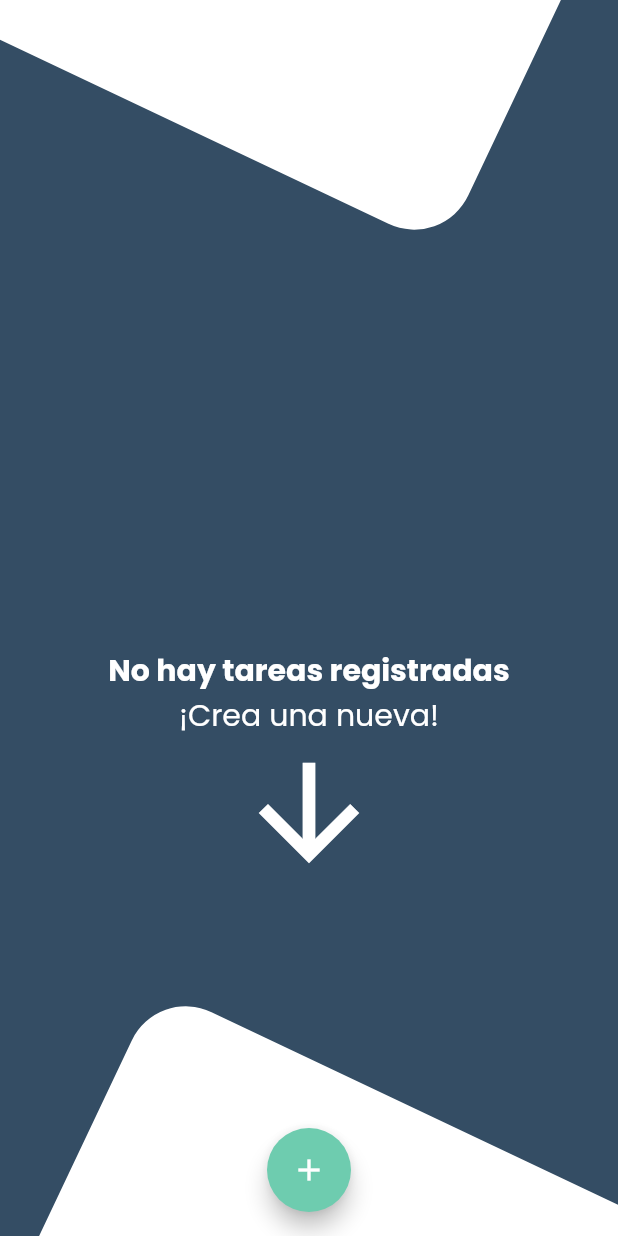
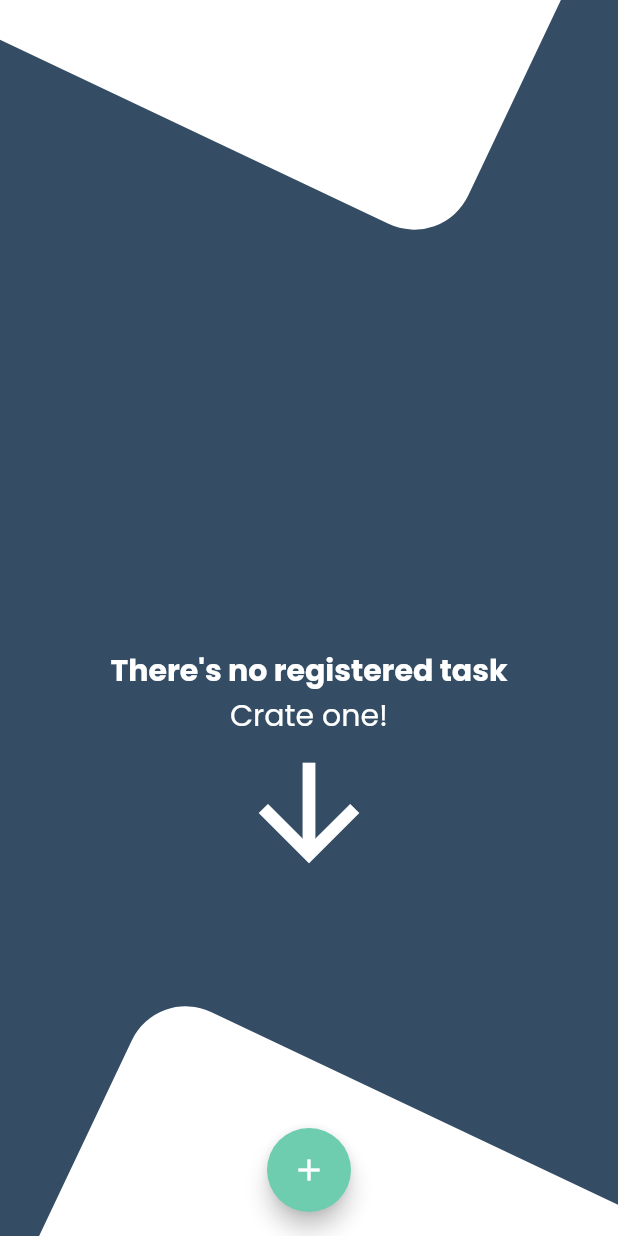
Before and after one commit to jhon2520/app_tareas, a Flutter app: the screen it shows after launch, on a phone screen of 412 x 824 dp. Run offline on Flutter 3.47's test engine with Material 2 defaults, Android fonts, the phone set to English and light mode, and no system bars; our stand-ins replace bloc, flutter_bloc, flutter_colorpicker, google_fonts.

```diff
--- a/lib/consts/app_const.dart
+++ b/lib/consts/app_const.dart
@@ -1,6 +1,7 @@
 
 import 'package:flutter/material.dart';
 import 'package:google_fonts/google_fonts.dart';
+import 'package:tareitas/utils/enums/enum.dart';
 
 class AppConst{
   static const Color backgrounColor = Color.fromRGBO(52, 77, 100, 1);
@@ -12,6 +13,11 @@ class AppConst{
   static const Color editColor = Color(0xff59C1BD);
   static const double primaryButtonWith = 100;
   static const double secondaryButtonWith = 100;
+  static const double appRadius = 20.0;
+  static  double fontSizeH1 = FontSizeEnum.h1.size;
+  static  double fontSizeH2 = FontSizeEnum.h2.size;
+  static  double fontSizeH3 = FontSizeEnum.h3.size;
+  static  double fontSizeH4 = FontSizeEnum.h4.size;
   static  TextStyle fontStyleBold = GoogleFonts.poppins(fontSize: 12, fontWeight: FontWeight.w500);
   static  TextStyle fontStyle = GoogleFonts.poppins(fontSize: 10);
   static const String labelTitle = "T i t l e";
@@ -22,8 +28,9 @@ class AppConst{
   static const String labelAdd = "A d d";
   static const String labelCancel = "C a n c e l";
   static const String labelCreateTaks = "C r e a t e  T a s k";
-  static const String labelNoTasks = "No hay tareas registradas";
-  static const String labelCreateTasks = "¡Crea una nueva!";
+  static const String labelNoTasks = "There's no registered task";
+  static const String labelCreateTasks = "Crate one!";
+  static const String labelSelectAColor = "Select a color";
   static  InputBorder formFieldBorder = OutlineInputBorder(
                         borderRadius: BorderRadius.circular(30),
                         borderSide: const BorderSide(color: AppConst.backgrounColor));
--- a/lib/main.dart
+++ b/lib/main.dart
@@ -2,6 +2,8 @@ import 'package:flutter/material.dart';
 import 'package:flutter_bloc/flutter_bloc.dart';
 import 'package:tareitas/screens/taks_screen.dart';
 import 'package:tareitas/state/task_bloc/task_bloc.dart';
+
+import 'models/task_model.dart';
 
 void main() => runApp(const MyApp());
 
@@ -12,7 +14,7 @@ class MyApp extends StatelessWidget {
   Widget build(BuildContext context) {
     return  MultiBlocProvider(
       providers: [
-        BlocProvider(create: (context)=> TaskBloc())
+        BlocProvider(create: (context)=> TaskBloc()..add(SetCurrentTaskEvent(TaskModel())))
       ],
       child: const MaterialApp(
         debugShowCheckedModeBanner: false ,
--- a/lib/state/task_bloc/task_bloc.dart
+++ b/lib/state/task_bloc/task_bloc.dart
@@ -15,7 +15,7 @@ class TaskBloc extends Bloc<TaskEvents,TasksState>{
 
       log("Se activó usuario");
       List<TaskModel> listAux = [...[event.newTaks], ...state.taks ?? []];
-      emit(TaskSetState( newTaksList: listAux));
+      emit(TaskSetState( newTaksList: listAux,newCurrentTaks: state.currentTaks));
 
     },);
 
@@ -23,8 +23,7 @@ class TaskBloc extends Bloc<TaskEvents,TasksState>{
     on<SetCurrentTaskEvent>((event, emit) {
 
 
-      emit(TaskSetProgressState(newCurrentTask: event.currentTask));
-      //log("titulo: ${event.currentTask.titulo} Description ${event.currentTask.descripcion} id ${event.currentTask.taskId} state: ${event.currentTask.state} date: ${event.currentTask.date} color: ${event.currentTask.taskColor} ");
+      emit(TaskSetState(newCurrentTaks: event.currentTask,newTaksList: state.taks));
     },);
 
     on<DeleteTaskEvent>((event, emit) {
--- a/lib/state/task_bloc/task_state.dart
+++ b/lib/state/task_bloc/task_state.dart
@@ -23,14 +23,9 @@ class TaksInitState extends TasksState{
 class TaskSetState extends TasksState{
 
   final List<TaskModel>? newTaksList;
+  final TaskModel? newCurrentTaks;
 
 
-  const TaskSetState({this.newTaksList}):super(existTask: true,taks: newTaksList,);
+  const TaskSetState({this.newTaksList,this.newCurrentTaks}):super(existTask: true,taks: newTaksList,currentTaks: newCurrentTaks);
 
 }
-
-class TaskSetProgressState extends TasksState{
-
-  final TaskModel? newCurrentTask;
-  TaskSetProgressState({this.newCurrentTask}):super(currentTaks: newCurrentTask);
-}
--- a/lib/utils/enums/enum.dart
+++ b/lib/utils/enums/enum.dart
@@ -1,2 +1,3 @@
 export './custom_spacer_enum.dart';
 export './task_state_enum.dart';
+export './font_size_enum.dart';
--- /dev/null
+++ b/lib/utils/enums/font_size_enum.dart
@@ -0,0 +1,10 @@
+enum FontSizeEnum{
+  h1(22),
+  h2(18),
+  h3(14),
+  h4(10);
+
+  final double size;
+
+  const FontSizeEnum(this.size);
+}
--- a/lib/utils/utils.dart
+++ b/lib/utils/utils.dart
@@ -1,3 +1,4 @@
 export './layout/layout_utils.dart';
 export './styles/color_utils.dart';
 export './time/time_utils.dart';
+export './font/font_utils.dart';
--- a/lib/widgets/widget.dart
+++ b/lib/widgets/widget.dart
@@ -6,3 +6,4 @@ export './task_list.dart';
 export './task_widget.dart';
 export './widget.dart';
 export './custom_no_tasks_widget.dart';
+export './custom_color_picker.dart';
```
Also changed, not shown: lib/screens/new_task_screen.dart (+15 -43 lines), lib/utils/layout/layout_utils.dart (+9 -0 lines), lib/widgets/custom_color_picker.dart (added, +106 -0 lines), lib/widgets/task_widget.dart (+3 -4 lines), lib/utils/font/font_utils.dart (added).
